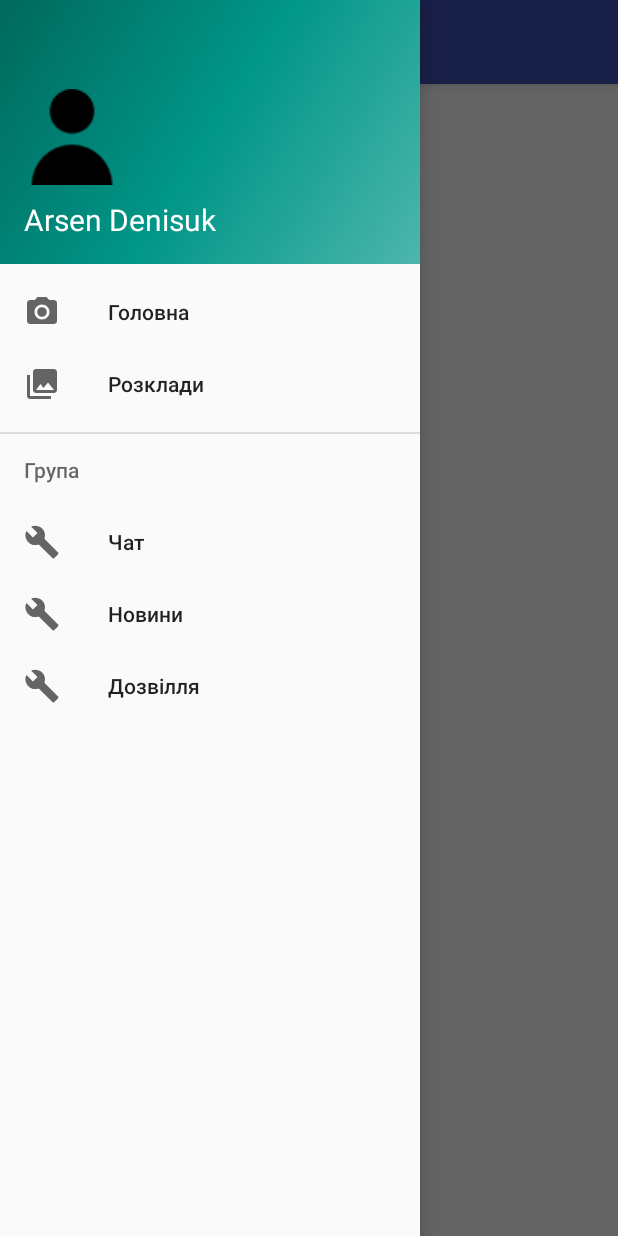
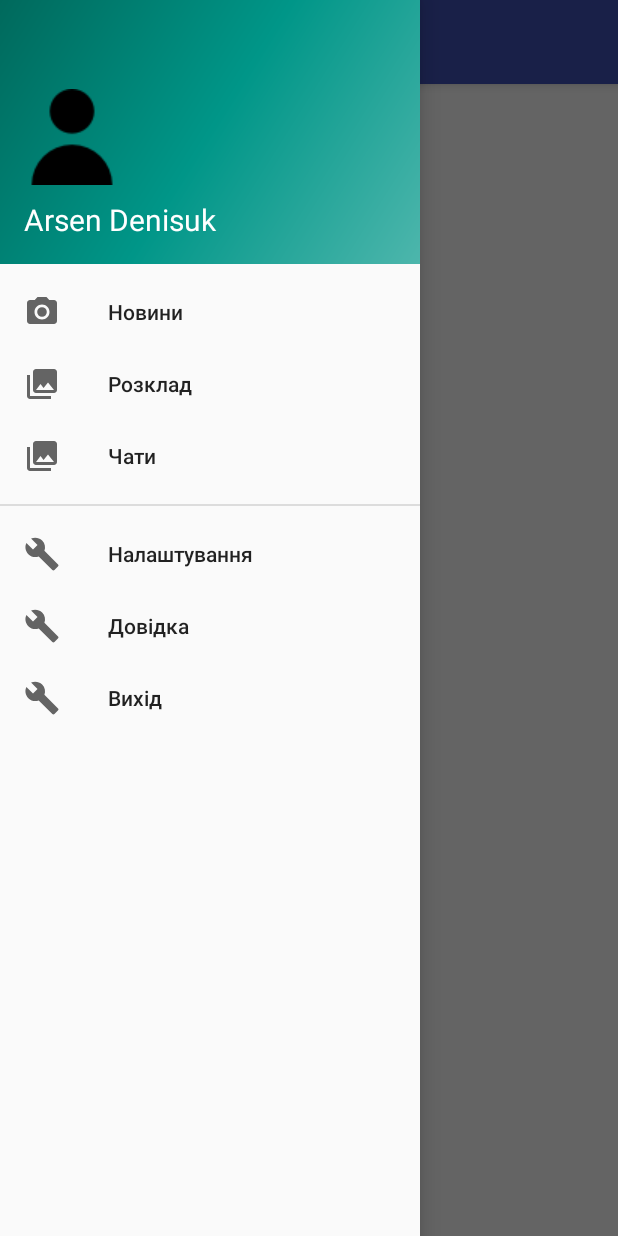
Before and after one commit to BlastORQ/0xC0FFEE, an Android app: the screen it shows after launch (MainActivity), with the side drawer open, on a phone screen of 412 x 824 dp. Run offline under Robolectric (Android 15) with nearby library versions, the phone set to English and light mode, and no system bars.

Commit message:
Поміняв елементи меню

```diff
--- a/Andriod/StudentsHelper/app/src/main/res/menu/activity_main_drawer.xml
+++ b/Andriod/StudentsHelper/app/src/main/res/menu/activity_main_drawer.xml
@@ -5,34 +5,30 @@
 
     <group android:checkableBehavior="single">
         <item
-            android:id="@+id/main_button"
+            android:id="@+id/news_button"
             android:icon="@drawable/ic_menu_camera"
-            android:title="@string/main_text" />
+            android:title="@string/news_text" />
         <item
             android:id="@+id/schedules_button"
             android:icon="@drawable/ic_menu_gallery"
             android:title="@string/schedules_text" />
         <item
-            android:id="@+id/group_button"
-            android:icon="@drawable/ic_menu_slideshow"
-            android:title="@string/group_text" >
-            <menu>
-                <item
-                    android:id="@+id/chat_button"
-                    android:icon="@drawable/ic_menu_manage"
-                    android:title="@string/chat_text" />
-                <item
-                    android:id="@+id/news_button"
-                    android:icon="@drawable/ic_menu_manage"
-                    android:title="@string/news_text" />
-            </menu>
-
-        </item>
-            <item
-            android:id="@+id/free_time_button"
+            android:id="@+id/chat_button"
+            android:icon="@drawable/ic_menu_gallery"
+            android:title="@string/chat_text" />
+    </group>
+    <group android:id="@+id/grp2" android:checkableBehavior="single">
+        <item
+            android:id="@+id/settings_button"
             android:icon="@drawable/ic_menu_manage"
-            android:title="@string/free_time_text"/>
+            android:title="@string/settings_text" />
+        <item
+            android:id="@+id/help_button"
+            android:icon="@drawable/ic_menu_manage"
+            android:title="@string/help_text" />
+        <item
+            android:id="@+id/exit_button"
+            android:icon="@drawable/ic_menu_manage"
+            android:title="@string/exit_text" />
     </group>
-
-
 </menu>
--- a/Andriod/StudentsHelper/app/src/main/res/values/strings.xml
+++ b/Andriod/StudentsHelper/app/src/main/res/values/strings.xml
@@ -4,11 +4,10 @@
     <string name="navigation_drawer_open">Open navigation drawer</string>
     <string name="navigation_drawer_close">Close navigation drawer</string>
 
-    <string name="action_settings">Settings</string>
-    <string name="main_text">Головна</string>
-    <string name="schedules_text">Розклади</string>
-    <string name="group_text">Група</string>
-    <string name="chat_text">Чат</string>
     <string name="news_text">Новини</string>
-    <string name="free_time_text">Дозвілля</string>
+    <string name="schedules_text">Розклад</string>
+    <string name="chat_text">Чати</string>
+    <string name="settings_text">Налаштування</string>
+    <string name="help_text">Довідка</string>
+    <string name="exit_text">Вихід</string>
 </resources>
```
Also changed, not shown: Andriod/StudentsHelper/app/src/main/res/menu/main.xml (line endings or trailing spaces).
